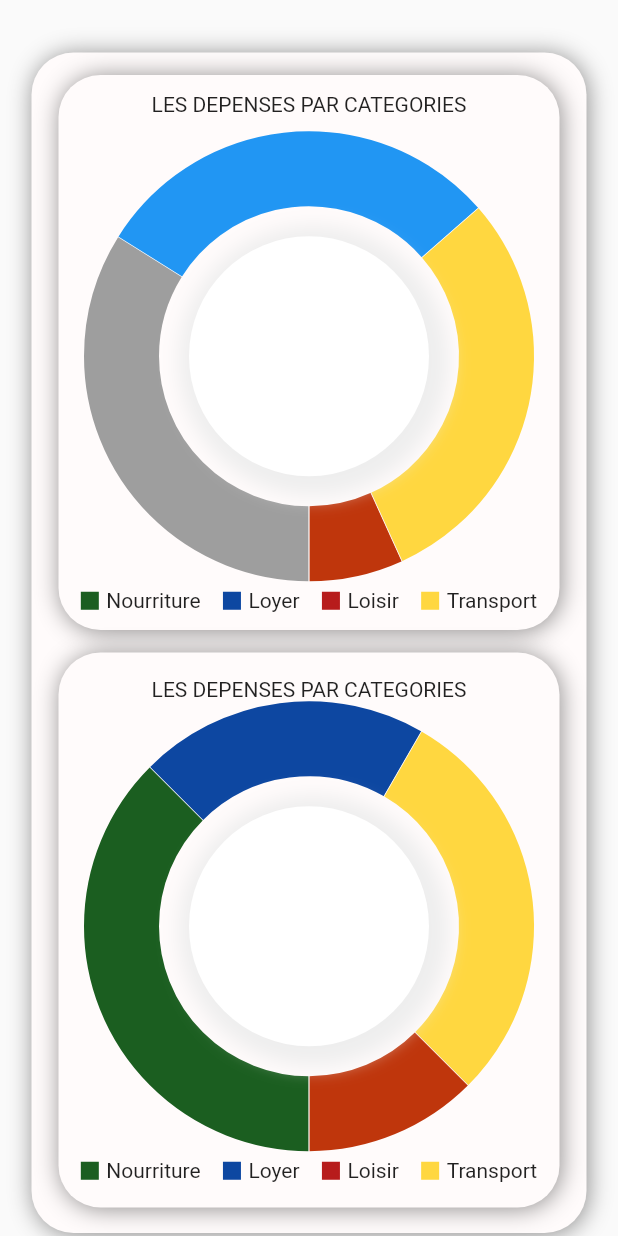
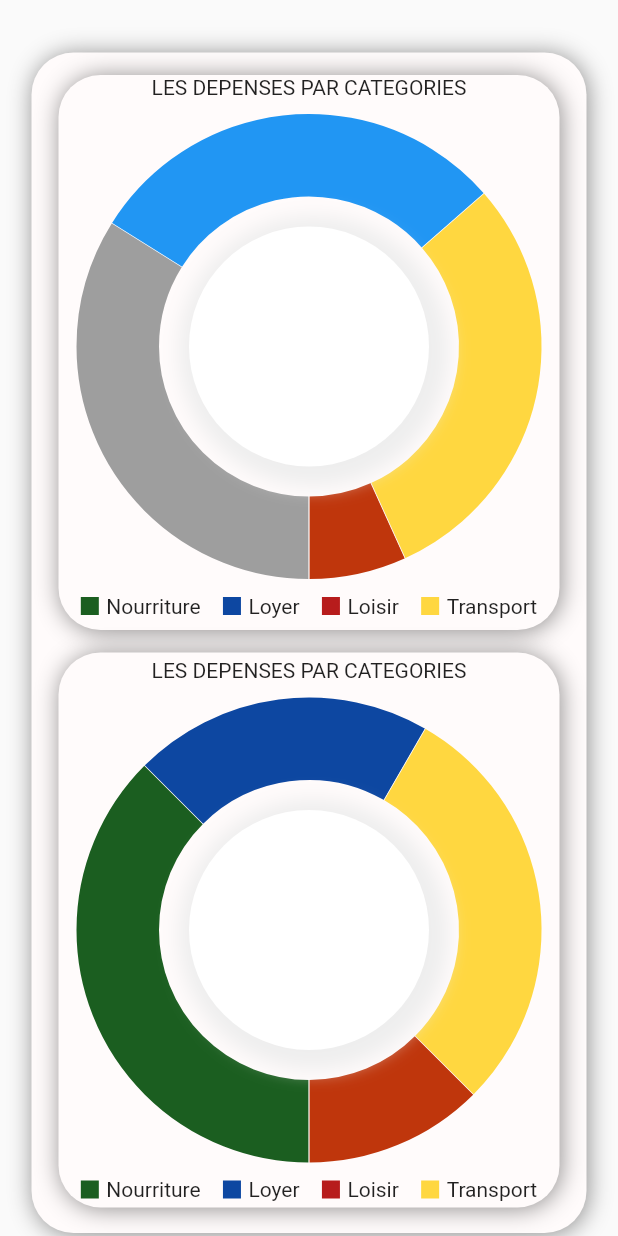
Before and after one commit to ibrahim10sy/appBudget, a Flutter app: the Statistiques screen opened directly, on a phone screen of 412 x 824 dp. Run offline on Flutter 3.47's test engine with Material 2 defaults, Android fonts, the phone set to English and light mode, and no system bars; drawn by our look-alikes of fl_chart; statements that could not run were skipped.

Commit message:
les Statistiques le code 2

```diff
--- a/lib/screens/Pages/Statistiques.dart
+++ b/lib/screens/Statistiques/Statistiques.dart
@@ -10,7 +10,7 @@ class Statistiques extends StatelessWidget {
       body: SingleChildScrollView(
         child: Center(
           child: Container(
-            margin: EdgeInsets.only(top:35),
+            margin: const EdgeInsets.only(top:35),
             width: 370,
             height: 787,
             decoration: ShapeDecoration(
@@ -56,7 +56,7 @@ class Statistiques extends StatelessWidget {
                             const Text(
                               "LES DEPENSES PAR CATEGORIES"
                             ),
-                            const SizedBox(height: 10,),
+                            const SizedBox(height: 15),
                             SizedBox(
                               height: 300,
                               child: Stack(
@@ -70,25 +70,25 @@ class Statistiques extends StatelessWidget {
                                         PieChartSectionData(
                                           value: 40,
                                           color: Colors.grey,
-                                          radius: 50,
+                                          radius: 55,
                                           showTitle: false,
                                         ),
                                         PieChartSectionData(
                                           value: 35,
                                           color: Colors.blue,
-                                          radius: 50,
+                                          radius: 55,
                                           showTitle: false,
                                         ),
                                         PieChartSectionData(
                                           value: 35,
                                           color: Colors.amberAccent,
-                                          radius: 50,
+                                          radius: 55,
                                           showTitle: false,
                                         ),
                                         PieChartSectionData(
                                           value: 8,
                                           color: Colors.deepOrange.shade900,
-                                          radius: 50,
+                                          radius: 55,
                                           showTitle: false,
                                         ),
                                       ],
@@ -122,8 +122,10 @@ class Statistiques extends StatelessWidget {
                             ),
                           ],
                         ),
-                        const SizedBox(height: 5),
-                        Row(
+                        const SizedBox(height: 15),
+                        Container(
+                          margin: const EdgeInsets.only(bottom: 8),
+                          child: Row(
                             mainAxisAlignment: MainAxisAlignment.spaceEvenly,
                             children: [
                               _buildLegendItem("Nourriture", Colors.green.shade900),
@@ -131,6 +133,7 @@ class Statistiques extends StatelessWidget {
                               _buildLegendItem("Loisir", Colors.red.shade900),
                               _buildLegendItem("Transport", Colors.amberAccent),
                             ],
+                          ),
                         ),
                       ],
                     ),
@@ -161,6 +164,7 @@ class Statistiques extends StatelessWidget {
                         Column(
                           children: [
                             const Text('LES DEPENSES PAR CATEGORIES'),
+                            const SizedBox(height: 15),
                             SizedBox(
                               height: 300,
                               child: Stack(
@@ -174,25 +178,25 @@ class Statistiques extends StatelessWidget {
                                         PieChartSectionData(
                                           value: 45,
                                           color: Colors.green.shade900,
-                                          radius: 50,
+                                          radius: 55,
                                           showTitle: false,
                                         ),
                                         PieChartSectionData(
                                           value: 25,
                                           color: Colors.blue.shade900,
-                                          radius: 50,
+                                          radius: 55,
                                           showTitle: false,
                                         ),
                                         PieChartSectionData(
                                           value: 35,
                                           color: Colors.amberAccent,
-                                          radius: 50,
+                                          radius: 55,
                                           showTitle: false,
                                         ),
                                         PieChartSectionData(
                                           value: 15,
                                           color: Colors.deepOrange.shade900,
-                                          radius: 50,
+                                          radius: 55,
                                           showTitle: false,
                                         ),
                                       ],
@@ -226,7 +230,7 @@ class Statistiques extends StatelessWidget {
                             ),
                           ],
                         ),
-                        const SizedBox(height: 5),
+                        const SizedBox(height: 15),
                         Row(
                           mainAxisAlignment: MainAxisAlignment.spaceEvenly,
                           children: [
```
Lines whose indentation alone changed are shown as unchanged.
